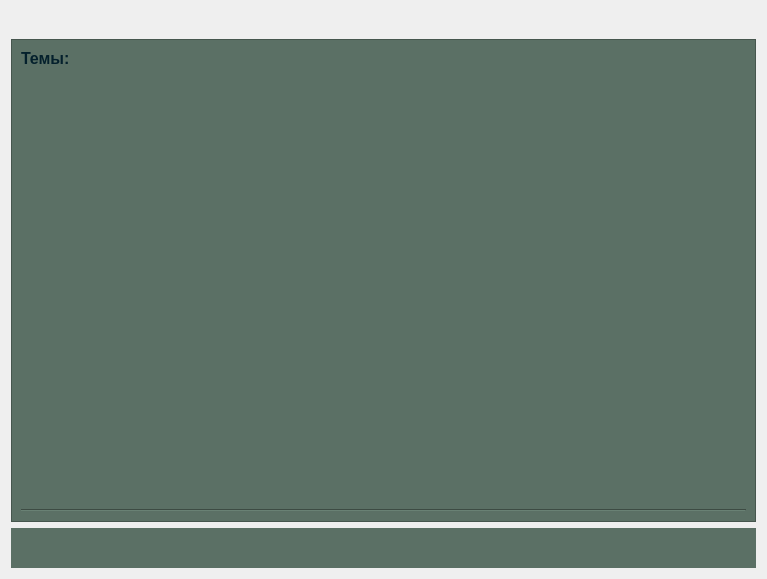
ThomasLucky13/ASSofOOP-Automated-Studying-System-, file Widgets/labsRedactionModul.ui: the form before one commit.
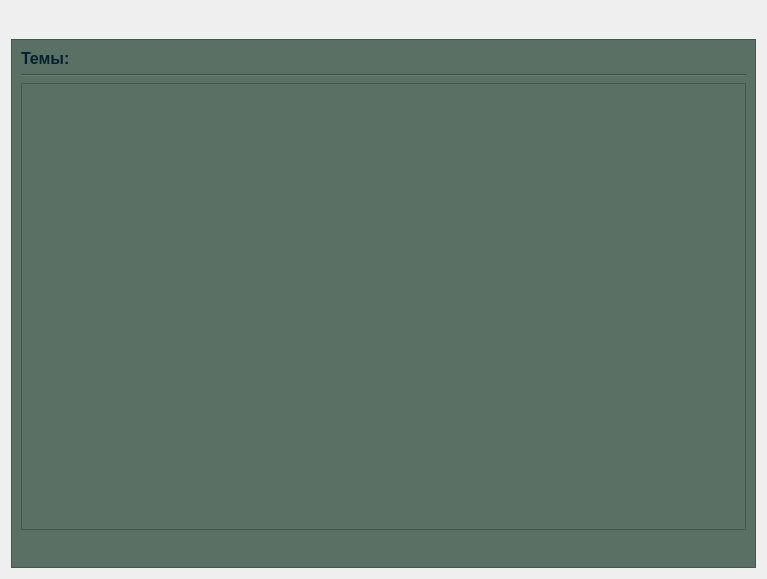
The form after the commit. Icons and pictures are not drawn.

Commit message: Update views of tasks and thems redaction

Diff of the .ui file:
```diff
--- a/Widgets/labsRedactionModul.ui
+++ b/Widgets/labsRedactionModul.ui
@@ -52,7 +52,7 @@
     </layout>
    </item>
    <item>
-    <widget class="QScrollArea" name="scrollArea_2">
+    <widget class="QFrame" name="frame">
      <property name="sizePolicy">
       <sizepolicy hsizetype="Expanding" vsizetype="Expanding">
        <horstretch>0</horstretch>
@@ -63,33 +63,13 @@
       <string notr="true">border-color: rgb(48, 64, 64);
 background-color: rgb(91, 112, 101);</string>
      </property>
-     <property name="widgetResizable">
-      <bool>true</bool>
+     <property name="frameShape">
+      <enum>QFrame::StyledPanel</enum>
      </property>
-     <widget class="QWidget" name="scrollAreaWidgetContents_2">
-      <property name="geometry">
-       <rect>
-        <x>0</x>
-        <y>0</y>
-        <width>751</width>
-        <height>385</height>
-       </rect>
-      </property>
-      <property name="sizePolicy">
-       <sizepolicy hsizetype="Minimum" vsizetype="Expanding">
-        <horstretch>0</horstretch>
-        <verstretch>0</verstretch>
-       </sizepolicy>
-      </property>
-      <property name="font">
-       <font>
-        <pointsize>9</pointsize>
-       </font>
-      </property>
-      <property name="styleSheet">
-       <string notr="true">border-color: rgb(48, 64, 64);</string>
-      </property>
-      <layout class="QVBoxLayout" name="contextLayout">
+     <property name="frameShadow">
+      <enum>QFrame::Raised</enum>
+     </property>
+     <layout class="QVBoxLayout" name="verticalLayout_2">
        <item>
         <widget class="QLabel" name="label">
          <property name="sizePolicy">
@@ -133,45 +113,50 @@
          </property>
         </widget>
        </item>
-      </layout>
-     </widget>
-    </widget>
-   </item>
    <item>
-    <widget class="QWidget" name="widget_2" native="true">
+       <widget class="QScrollArea" name="scrollArea_2">
      <property name="sizePolicy">
-      <sizepolicy hsizetype="Expanding" vsizetype="Minimum">
+         <sizepolicy hsizetype="Expanding" vsizetype="Expanding">
        <horstretch>0</horstretch>
        <verstretch>0</verstretch>
       </sizepolicy>
      </property>
      <property name="styleSheet">
-      <string notr="true">background-color: rgb(91, 112, 101);</string>
-     </property>
-     <layout class="QHBoxLayout" name="horizontalLayout">
-      <item>
-       <widget class="QPushButton" name="pushButton">
-        <property name="styleSheet">
-         <string notr="true"/>
-        </property>
-        <property name="text">
-         <string/>
-        </property>
-        <property name="icon">
-         <iconset resource="../resources/ASSforOOP.qrc">
-          <normaloff>:/images/GenerateLabs.svg</normaloff>:/images/GenerateLabs.svg</iconset>
-        </property>
-        <property name="iconSize">
-         <size>
-          <width>60</width>
-          <height>60</height>
-         </size>
-        </property>
-        <property name="flat">
+         <string notr="true">border-color: rgb(48, 64, 64);
+background-color: rgb(91, 112, 101);</string>
+        </property>
+        <property name="widgetResizable">
          <bool>true</bool>
         </property>
+        <widget class="QWidget" name="scrollAreaWidgetContents_2">
+         <property name="geometry">
+          <rect>
+           <x>0</x>
+           <y>0</y>
+           <width>735</width>
+           <height>332</height>
+          </rect>
+         </property>
+         <property name="sizePolicy">
+          <sizepolicy hsizetype="Minimum" vsizetype="Expanding">
+           <horstretch>0</horstretch>
+           <verstretch>0</verstretch>
+          </sizepolicy>
+         </property>
+         <property name="font">
+          <font>
+           <pointsize>9</pointsize>
+          </font>
+         </property>
+         <property name="styleSheet">
+          <string notr="true">border-color: rgb(48, 64, 64);</string>
+         </property>
+         <layout class="QVBoxLayout" name="contextLayout"/>
+        </widget>
        </widget>
       </item>
+      <item>
+       <layout class="QHBoxLayout" name="horizontalLayout_3">
       <item>
        <spacer name="horizontalSpacer">
         <property name="orientation">
@@ -187,6 +172,12 @@
       </item>
       <item>
        <widget class="QPushButton" name="addTheme">
+          <property name="sizePolicy">
+           <sizepolicy hsizetype="Fixed" vsizetype="Fixed">
+            <horstretch>0</horstretch>
+            <verstretch>0</verstretch>
+           </sizepolicy>
+          </property>
         <property name="styleSheet">
          <string notr="true"/>
         </property>
@@ -207,6 +198,8 @@
          <bool>true</bool>
         </property>
        </widget>
+        </item>
+       </layout>
       </item>
      </layout>
     </widget>
```
Lines whose indentation alone changed are shown as unchanged. The commit also changes 1 other file.
